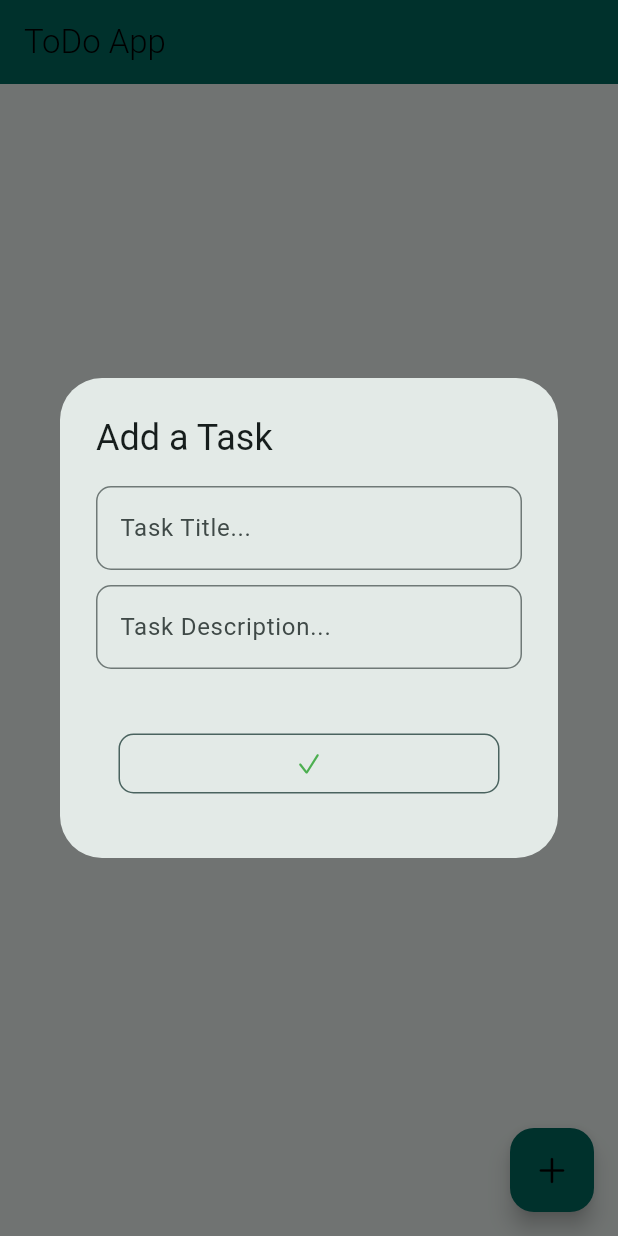
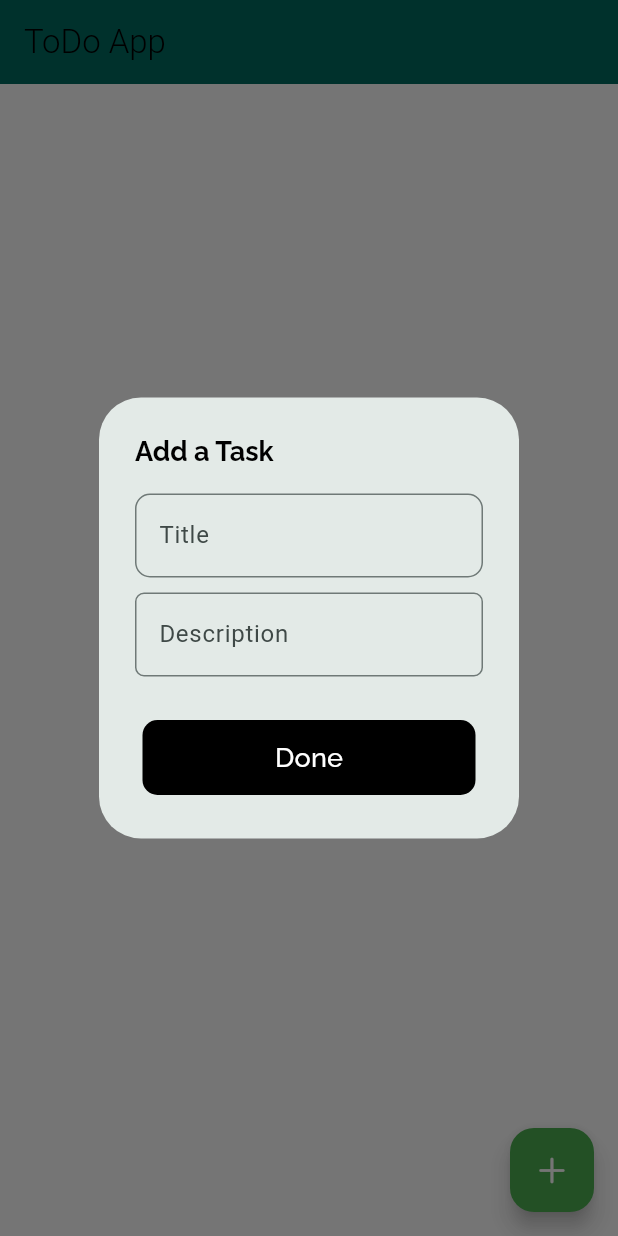
Before and after one commit to nanaamfoh/todo_app1, a Flutter app: the screen it shows after launch, after a tap on an icon or button, on a phone screen of 412 x 824 dp. Run offline on Flutter 3.47's test engine with Material 2 defaults, Android fonts, the phone set to English and light mode, and no system bars; our stand-ins replace equatable, flutter_bloc, flutter_slidable, google_fonts, hydrated_bloc.

Commit message:
ui changes

```diff
--- a/lib/screens/home_screen.dart
+++ b/lib/screens/home_screen.dart
@@ -2,6 +2,7 @@ import 'package:flutter/cupertino.dart';
 import 'package:flutter/material.dart';
 import 'package:flutter_bloc/flutter_bloc.dart';
 import 'package:flutter_slidable/flutter_slidable.dart';
+import 'package:google_fonts/google_fonts.dart';
 
 import '../data/todo.dart';
 import '../todo_bloc/todo_bloc.dart';
@@ -38,7 +39,7 @@ class _HomeScreenState extends State<HomeScreen> {
   @override
   Widget build(BuildContext context) {
     return Scaffold(
-        backgroundColor: Theme.of(context).colorScheme.background,
+        backgroundColor: Colors.white60,
         floatingActionButton: FloatingActionButton(
           onPressed: () {
             showDialog(
@@ -46,10 +47,13 @@ class _HomeScreenState extends State<HomeScreen> {
                 builder: (context) {
                   TextEditingController controller1 = TextEditingController();
                   TextEditingController controller2 = TextEditingController();
-
                   return AlertDialog(
-                    title: const Text(
-                        'Add a Task'
+                    title:Text(
+                      'Add a Task',
+                      style: GoogleFonts.raleway(
+                          color: Colors.black,
+                          fontSize: 18,
+                          fontWeight: FontWeight.w700),
                     ),
                     content: Column(
                       mainAxisSize: MainAxisSize.min,
@@ -58,7 +62,7 @@ class _HomeScreenState extends State<HomeScreen> {
                           controller: controller1,
                           cursorColor: Theme.of(context).colorScheme.secondary,
                           decoration: InputDecoration(
-                            hintText: 'Task Title...',
+                            hintText: 'Title',
                             focusedBorder: OutlineInputBorder(
                               borderRadius: BorderRadius.circular(5),
                               borderSide: BorderSide(
@@ -78,15 +82,15 @@ class _HomeScreenState extends State<HomeScreen> {
                           controller: controller2,
                           cursorColor: Theme.of(context).colorScheme.secondary,
                           decoration: InputDecoration(
-                            hintText: 'Task Description...',
+                            hintText: 'Description',
                             focusedBorder: OutlineInputBorder(
-                              borderRadius: BorderRadius.circular(10),
+                              borderRadius: BorderRadius.circular(5),
                               borderSide: BorderSide(
                                 color: Theme.of(context).colorScheme.secondary,
                               ),
                             ),
                             border: OutlineInputBorder(
-                              borderRadius: BorderRadius.circular(10),
+                              borderRadius: BorderRadius.circular(6),
                               borderSide: const BorderSide(
                                   color: Colors.grey
                               ),
@@ -97,8 +101,8 @@ class _HomeScreenState extends State<HomeScreen> {
                     ),
                     actions: [
                       Padding(
-                        padding: const EdgeInsets.all(15.0),
-                        child: TextButton(
+                        padding: const EdgeInsets.all(5.0),
+                        child: MaterialButton(
                           onPressed: () {
                             addTodo(
                               Todo(
@@ -110,33 +114,32 @@ class _HomeScreenState extends State<HomeScreen> {
                             controller2.text = '';
                             Navigator.pop(context);
                           },
-                            style: TextButton.styleFrom(
+                          height: 50,
+                          elevation: 0,
+                          splashColor: Colors.yellow[700],
                           shape: RoundedRectangleBorder(
-                                side: BorderSide(
-                                  color: Theme.of(context).colorScheme.secondary,
+                              borderRadius: BorderRadius.circular(10)),
+                          color: Colors.black,
+                          child: Center(
+                            child: Text(
+                              "Done",
+                              style: GoogleFonts.raleway(
+                                  color: Colors.white,
+                                  fontSize: 18,
+                                  fontWeight: FontWeight.w500),
                             ),
-                                borderRadius: BorderRadius.circular(10),
                           ),
-                              foregroundColor: Theme.of(context).colorScheme.secondary,
                         ),
-                            child: SizedBox(
-                                width: MediaQuery.of(context).size.width,
-                                child: const Icon(
-                                  CupertinoIcons.check_mark,
-                                  color: Colors.green,
-                                )
-                            )
                       ),
-                      )
                     ],
                   );
-                }
-            );
+                });
+
           },
-          backgroundColor: Theme.of(context).colorScheme.primary,
+          backgroundColor: Colors.green,
           child: const Icon(
             CupertinoIcons.add,
-            color: Colors.black,
+            color: Colors.white,
           ),
         ),
         appBar: AppBar(
@@ -159,7 +162,7 @@ class _HomeScreenState extends State<HomeScreen> {
                     itemCount: state.todos.length,
                     itemBuilder: (context, int i) {
                       return Card(
-                        color: Colors.white10,
+                        color: Colors.white,
                         elevation: 0.4,
                         shape: RoundedRectangleBorder(
                             borderRadius: BorderRadius.circular(5)
@@ -182,10 +185,16 @@ class _HomeScreenState extends State<HomeScreen> {
                             ),
                             child: ListTile(
                                 title: Text(
-                                    state.todos[i].title
+                                    state.todos[i].title,
+                                  style: GoogleFonts.raleway(
+                                      fontWeight: FontWeight.w700
+                                  ),
                                 ),
                                 subtitle: Text(
-                                    state.todos[i].subtitle
+                                    state.todos[i].subtitle,
+                                  style: GoogleFonts.raleway(
+                                    fontWeight: FontWeight.w500
+                                  ),
                                 ),
                                 trailing: Checkbox(
                                     value: state.todos[i].isDone,
--- a/pubspec.yaml
+++ b/pubspec.yaml
@@ -37,7 +37,7 @@ dependencies:
   cupertino_icons: ^1.0.2
   uuid: ^3.0.7
   flutter_slidable: ^3.0.0
-
+  google_fonts:
   hydrated_bloc: ^9.1.2
   path_provider: ^2.0.15
   flutter_bloc: ^8.1.3
```
Also changed, not shown: pubspec.lock. Lines whose indentation alone changed are shown as unchanged.
